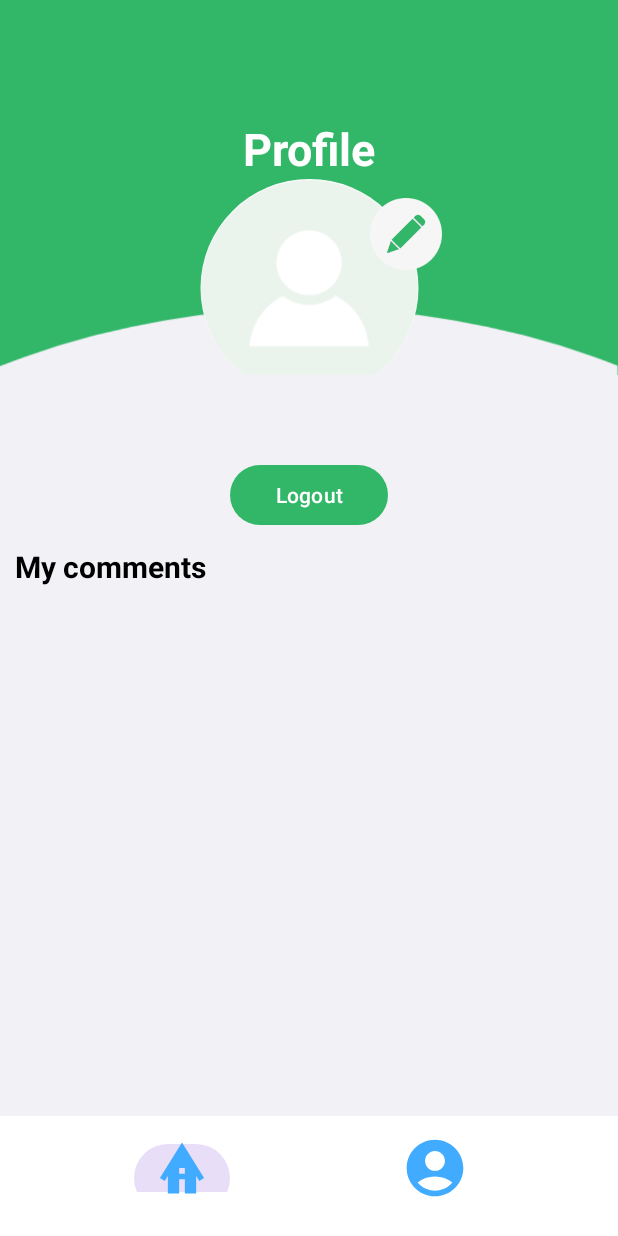
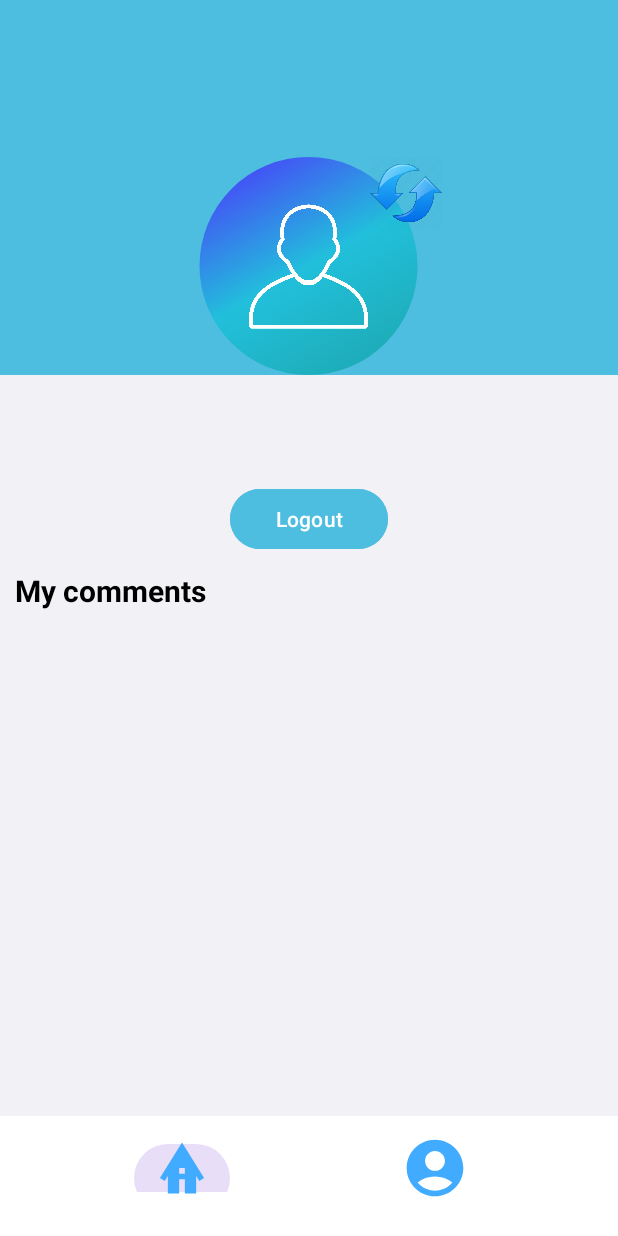
Before and after one commit to ilaycohen2712/Chef-sChoice, an Android app: the screen it shows after launch once a user with an empty profile is signed in (MainActivity), item 2 of the bottom bar chosen, on a phone screen of 412 x 824 dp. Run offline under Robolectric (Android 15) with nearby library versions, the phone set to English and light mode, and no system bars; our stand-ins replace CircleImageView, Firebase (no records; nobody signed in at launch, a user with empty details on screens opened directly), Picasso, Room's generated code, navigation-ui; pictures from the network do not load; 2 statements that could not run were skipped.

Commit message:
make profile user

```diff
--- a/app/src/main/res/layout/fragment_edit_profile_dialog.xml
+++ b/app/src/main/res/layout/fragment_edit_profile_dialog.xml
@@ -13,7 +13,7 @@
             android:id="@+id/editTextProfileName"
             android:layout_width="match_parent"
             android:layout_height="wrap_content"
-            android:hint="@string/profile_name_hint"
+            android:hint="Update full name"
             android:inputType="text"
             android:minHeight="48dp" />
 
@@ -29,9 +29,11 @@
             android:id="@+id/buttonSelectProfilePic"
             android:layout_width="wrap_content"
             android:layout_height="wrap_content"
-            android:text="@string/select_profile_pic_button_text"
             android:layout_gravity="center_horizontal"
-            android:layout_marginTop="16dp" />
+            android:layout_marginTop="16dp"
+            android:backgroundTint="#4dbde0"
+            android:text="select photo"
+            android:textColorLink="#4dbde0" />
 
     </LinearLayout>
 
--- a/app/src/main/res/layout/fragment_profile.xml
+++ b/app/src/main/res/layout/fragment_profile.xml
@@ -23,59 +23,41 @@
             <androidx.constraintlayout.widget.ConstraintLayout
                 android:layout_width="match_parent"
                 android:layout_height="250dp"
-                android:background="@color/my_light_primary">
-
-                <ImageView
-                    android:id="@+id/imageView4"
-                    android:layout_width="wrap_content"
-                    android:layout_height="wrap_content"
-                    android:layout_marginBottom="-20dp"
-                    android:src="@drawable/arc_3"
-                    app:layout_constraintBottom_toBottomOf="parent"
-                    app:layout_constraintEnd_toEndOf="parent"
-                    app:layout_constraintStart_toStartOf="parent"
-                    android:contentDescription="@string/for_background" />
+                android:background="#4dbde0">
 
                 <de.hdodenhof.circleimageview.CircleImageView
                     android:id="@+id/profileImageView"
                     android:layout_width="154dp"
                     android:layout_height="145dp"
                     android:src="@drawable/profile_photo_placeholder"
-                    app:layout_constraintBottom_toTopOf="@+id/imageView4"
+                    app:layout_constraintBottom_toBottomOf="parent"
                     app:layout_constraintEnd_toEndOf="parent"
+                    app:layout_constraintHorizontal_bias="0.498"
                     app:layout_constraintStart_toStartOf="parent"
-                    app:layout_constraintTop_toTopOf="@+id/imageView4" />
+                    app:layout_constraintVertical_bias="1.0" />
 
                 <ImageView
                     android:id="@+id/editProfileButton"
                     android:layout_width="48dp"
                     android:layout_height="48dp"
+                    android:clickable="true"
+                    android:contentDescription="@string/edit_profile_description"
+                    android:focusable="true"
                     android:src="@drawable/update_icon"
-                    app:layout_constraintBottom_toTopOf="@+id/imageView4"
-                    android:clickable="true"
-                    android:focusable="true"
-                    android:contentDescription="@string/edit_profile_description"
                     app:layout_constraintEnd_toEndOf="parent"
                     app:layout_constraintHorizontal_bias="0.678"
                     app:layout_constraintStart_toStartOf="parent"
                     app:layout_constraintTop_toTopOf="@+id/profileImageView" />
 
-                <TextView
-                    android:id="@+id/profileTitle"
-                    android:layout_width="wrap_content"
-                    android:layout_height="wrap_content"
-                    android:layout_marginTop="32dp"
-                    android:text="@string/profileTitle"
-                    android:textColor="@color/white"
-                    android:textSize="30sp"
-                    android:textStyle="bold"
-                    app:layout_constraintBottom_toTopOf="@+id/profileImageView"
-                    app:layout_constraintEnd_toEndOf="parent"
-                    app:layout_constraintStart_toStartOf="parent"
-                    app:layout_constraintTop_toTopOf="parent"
-                    app:layout_constraintVertical_bias="1.0" />
+            </androidx.constraintlayout.widget.ConstraintLayout>
 
-            </androidx.constraintlayout.widget.ConstraintLayout>
+            <ImageView
+                android:id="@+id/imageView4"
+                android:layout_width="wrap_content"
+                android:layout_height="wrap_content"
+                android:layout_marginBottom="16dp"
+                android:contentDescription="@string/for_background"
+                 />
 
             <TextView
                 android:id="@+id/nameTextView"
@@ -100,7 +82,9 @@
                 android:layout_height="wrap_content"
                 android:layout_gravity="center_horizontal"
                 android:layout_marginTop="5dp"
-                android:text="@string/btnLogoutText" />
+                android:backgroundTint="#4dbde0"
+                android:text="@string/btnLogoutText"
+                android:textColorLink="#4dbde0" />
 
             <TextView
                 android:id="@+id/titleMyPostsTextView"
```
Also changed, not shown: app/src/main/res/drawable/profile_image.jpeg (added), app/src/main/res/drawable/profile_photo_placeholder.jpg (added), app/src/main/res/drawable/profile_photo_placeholder.png (deleted), app/src/main/res/drawable/update_icon.png.
